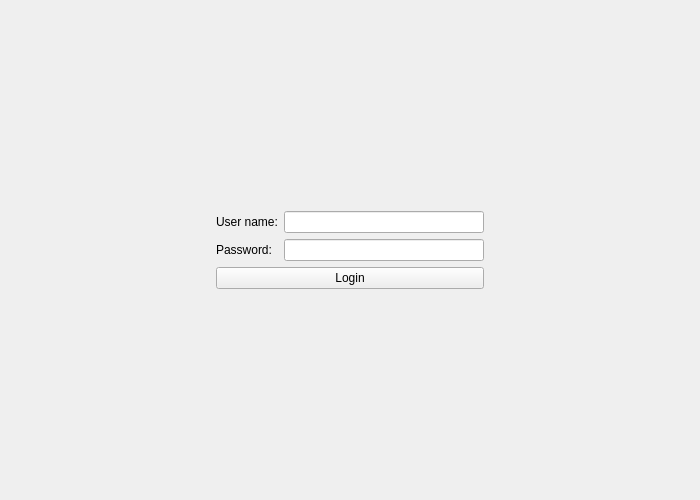
The window that form.ui (Intro-to-SE-Lab-Fall-20/Group-2) describes before a commit, drawn with Qt 5.
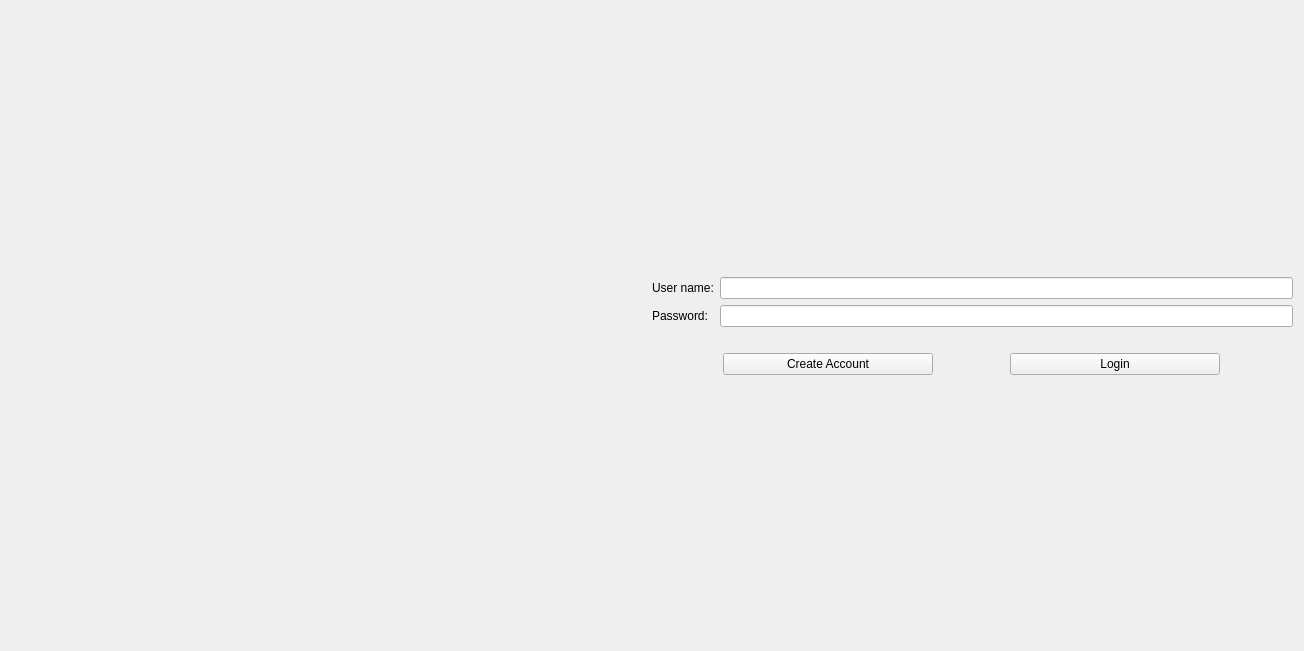
The same window after the commit.

Patch:
```diff
--- a/form.ui
+++ b/form.ui
@@ -6,8 +6,8 @@
    <rect>
     <x>0</x>
     <y>0</y>
-    <width>700</width>
-    <height>500</height>
+    <width>1304</width>
+    <height>651</height>
    </rect>
   </property>
   <property name="windowTitle">
@@ -20,19 +20,55 @@
    <string/>
   </property>
   <layout class="QGridLayout" name="gridLayout_2">
+   <item row="5" column="1">
+    <spacer name="verticalSpacer_2">
+     <property name="orientation">
+      <enum>Qt::Vertical</enum>
+     </property>
+     <property name="sizeHint" stdset="0">
+      <size>
+       <width>20</width>
+       <height>177</height>
+      </size>
+     </property>
+    </spacer>
+   </item>
+   <item row="0" column="1">
+    <spacer name="verticalSpacer">
+     <property name="orientation">
+      <enum>Qt::Vertical</enum>
+     </property>
+     <property name="sizeHint" stdset="0">
+      <size>
+       <width>20</width>
+       <height>178</height>
+      </size>
+     </property>
+    </spacer>
+   </item>
    <item row="1" column="1">
     <layout class="QGridLayout" name="gridLayout">
-     <item row="2" column="0" colspan="2">
-      <widget class="QPushButton" name="pushButton">
-       <property name="enabled">
-        <bool>true</bool>
-       </property>
+     <item row="0" column="0">
+      <widget class="QLabel" name="label_4">
        <property name="text">
-        <string>Login</string>
+        <string>User name:</string>
        </property>
       </widget>
      </item>
      <item row="1" column="1">
+      <widget class="QLineEdit" name="lineEdit_5">
+       <property name="minimumSize">
+        <size>
+         <width>200</width>
+         <height>0</height>
+        </size>
+       </property>
+       <property name="text">
+        <string/>
+       </property>
+      </widget>
+     </item>
+     <item row="0" column="1">
       <widget class="QLineEdit" name="lineEdit_4">
        <property name="minimumSize">
         <size>
@@ -45,13 +81,6 @@
        </property>
       </widget>
      </item>
-     <item row="0" column="0">
-      <widget class="QLabel" name="label_4">
-       <property name="text">
-        <string>User name:</string>
-       </property>
-      </widget>
-     </item>
      <item row="1" column="0">
       <widget class="QLabel" name="label_5">
        <property name="text">
@@ -59,33 +88,37 @@
        </property>
       </widget>
      </item>
-     <item row="0" column="1">
-      <widget class="QLineEdit" name="lineEdit_5">
-       <property name="minimumSize">
-        <size>
-         <width>200</width>
-         <height>0</height>
-        </size>
-       </property>
-       <property name="text">
-        <string/>
-       </property>
-      </widget>
-     </item>
     </layout>
    </item>
-   <item row="1" column="2">
-    <spacer name="horizontalSpacer_2">
-     <property name="orientation">
-      <enum>Qt::Horizontal</enum>
-     </property>
-     <property name="sizeHint" stdset="0">
-      <size>
-       <width>180</width>
-       <height>20</height>
-      </size>
-     </property>
-    </spacer>
+   <item row="3" column="1">
+    <layout class="QHBoxLayout" name="horizontalLayout">
+     <item>
+      <widget class="QPushButton" name="pushButton_2">
+       <property name="maximumSize">
+        <size>
+         <width>210</width>
+         <height>16777215</height>
+        </size>
+       </property>
+       <property name="text">
+        <string>Create Account</string>
+       </property>
+      </widget>
+     </item>
+     <item>
+      <widget class="QPushButton" name="pushButton_3">
+       <property name="maximumSize">
+        <size>
+         <width>210</width>
+         <height>16777215</height>
+        </size>
+       </property>
+       <property name="text">
+        <string>Login</string>
+       </property>
+      </widget>
+     </item>
+    </layout>
    </item>
    <item row="1" column="0">
     <spacer name="horizontalSpacer">
@@ -100,28 +133,15 @@
      </property>
     </spacer>
    </item>
-   <item row="0" column="1">
-    <spacer name="verticalSpacer">
-     <property name="orientation">
-      <enum>Qt::Vertical</enum>
-     </property>
-     <property name="sizeHint" stdset="0">
-      <size>
-       <width>20</width>
-       <height>178</height>
-      </size>
-     </property>
-    </spacer>
-   </item>
    <item row="2" column="1">
-    <spacer name="verticalSpacer_2">
+    <spacer name="horizontalSpacer_2">
      <property name="orientation">
-      <enum>Qt::Vertical</enum>
+      <enum>Qt::Horizontal</enum>
      </property>
      <property name="sizeHint" stdset="0">
       <size>
-       <width>20</width>
-       <height>177</height>
+       <width>180</width>
+       <height>20</height>
       </size>
      </property>
     </spacer>
```
